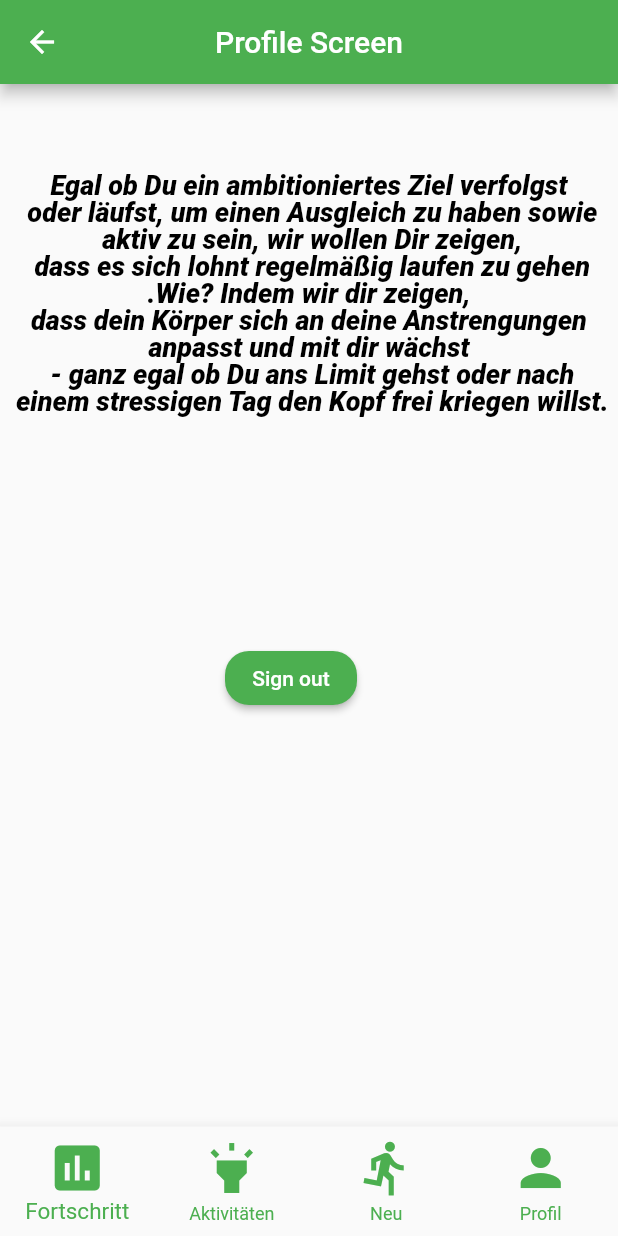
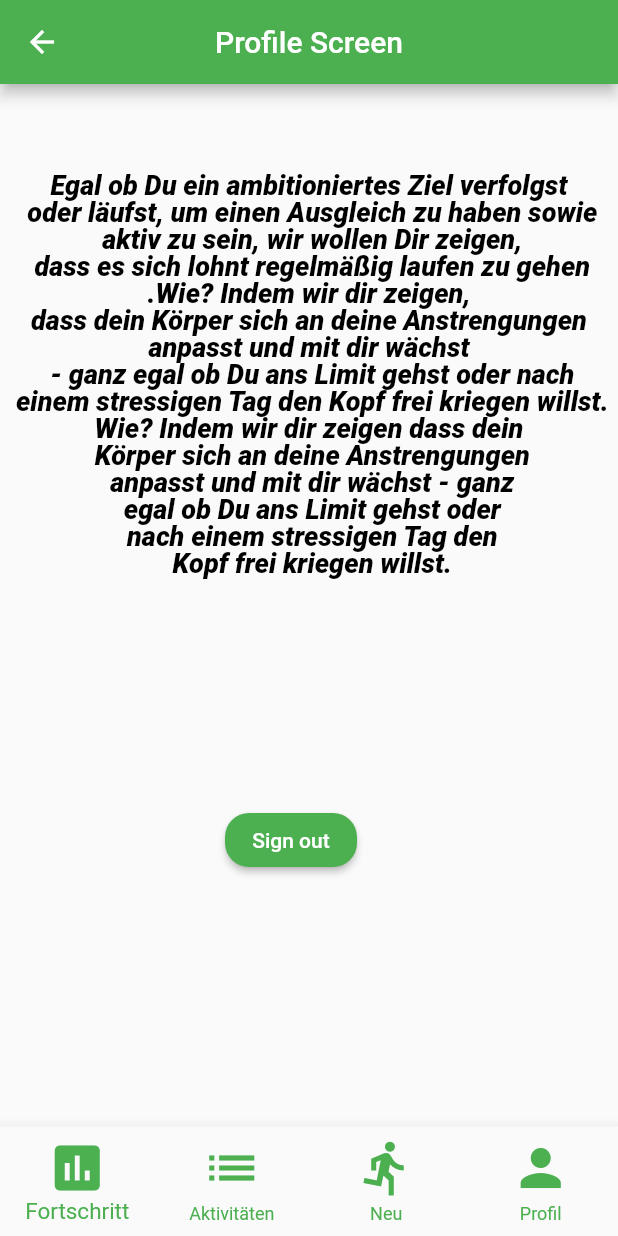
Before and after one commit to daniyalsajid/UBT, a Flutter app: the HomeScreen screen opened directly, swiped to page 4, on a phone screen of 412 x 824 dp. Run offline on Flutter 3.47's test engine with Material 2 defaults, Android fonts, the phone set to English and light mode, and no system bars; our stand-ins replace charts_flutter, date_field, firebase_auth, firebase_core, firebase_database, fluttertoast; missing offline and left inert: firebase_auth_web, firebase_core_web, flutter_picker; accounts and stored records are empty.

Commit message:
popups updated

```diff
--- a/lib/screens/home/home_screen.dart
+++ b/lib/screens/home/home_screen.dart
@@ -48,7 +48,7 @@ class _HomeScreenState extends State<HomeScreen> {
             title: Text('Fortschritt'),
           ),
           BottomNavigationBarItem(
-            icon: Icon(Icons.highlight),
+            icon: Icon(Icons.list),
             title: Text('Aktivitäten'),
           ),
           BottomNavigationBarItem(
--- a/lib/screens/profile_screen/profile_screen.dart
+++ b/lib/screens/profile_screen/profile_screen.dart
@@ -39,6 +39,17 @@ class _ProfileScreenState extends State<ProfileScreen> {
                         fontStyle: FontStyle.italic,
                         fontWeight: FontWeight.w800),
                   ),
+                  Text(
+                    'Wie? Indem wir dir zeigen dass dein\n Körper sich an deine Anstrengungen\n anpasst und mit dir wächst - ganz\n egal ob Du ans Limit gehst oder\n nach einem stressigen Tag den\n Kopf frei kriegen willst.',
+                    textAlign: TextAlign.center,
+                    // overflow: TextOverflow.ellipsis,
+                    style: TextStyle(
+                        height: 1,
+                        fontSize: 18,
+                        color: Colors.black,
+                        fontStyle: FontStyle.italic,
+                        fontWeight: FontWeight.w800),
+                  ),
                 ],
               ),
             ),
--- a/lib/screens/progress_screens/progress_chart.dart
+++ b/lib/screens/progress_screens/progress_chart.dart
@@ -55,7 +55,7 @@ class PointsLineChart extends StatelessWidget {
           ],
           defaultRenderer: new charts.LineRendererConfig(
             includePoints: true,
-            includeArea: true,
+            includeArea: false,
             includeLine: false,
             radiusPx: 6.0,
           ));
--- a/lib/screens/progress_screens/user_data.dart
+++ b/lib/screens/progress_screens/user_data.dart
@@ -297,7 +297,7 @@ class UserdataState extends State<Userdata> {
             // ),
             children: [
               Text(
-                'Egal ob Du ein ambitioniertes Ziel \n verfolgst oder läufst, um einen\n Ausgleich zu haben sowie \naktiv zu sein, wir wollen Dir zeigen,\n dass es sich lohnt regelmäßig laufen\n zu gehen.  ',
+                'Egal ob Du ein ambitioniertes \nZiel verfolgst oder läufst,\n um einen Ausgleich zu haben\n sowie aktiv zu sein,\n wir wollen Dir zeigen,\n dass es sich lohnt regelmäßig\n laufen zu gehen.',
                 textAlign: TextAlign.center,
                 overflow: TextOverflow.ellipsis,
                 style: TextStyle(
@@ -305,14 +305,14 @@ class UserdataState extends State<Userdata> {
                     // fontWeight: FontWeight.bold,
                     fontSize: 18),
               ),
-              // Text(
-              //   "Hast du kein konkretes Ziel\n eine bestimmte Zeit laufen zu wollen,\n aber eine Idee über eine persönliche\n virtuelle Marke (Distanz / Zeit), die Du ab und\n an herausfordern willst?",
-              //   textAlign: TextAlign.center,
-              //   style: TextStyle(
-              //       height: 1,
-              //       // fontWeight: FontWeight.bold,
-              //       fontSize: 18),
-              // ),
+              Text(
+                "Wie? Indem wir dir zeigen\ndass dein Körper sich an deine\n Anstrengungen anpasst und\n mit dir wächst - ganz egal ob\n Du ans Limit gehst oder nach\n einem stressigen Tag den\n Kopf frei kriegen willst.",
+                textAlign: TextAlign.center,
+                style: TextStyle(
+                    height: 1,
+                    // fontWeight: FontWeight.bold,
+                    fontSize: 18),
+              ),
             ]);
       },
     )) {
@@ -388,7 +388,7 @@ class UserdataState extends State<Userdata> {
             // ),
             children: [
               Text(
-                'Der Score ermöglicht es dir, Aktivitäten\n mit unterschiedlichen Distanzen und\n Geschwindigkeiten zu vergleichen\n und deine Entwicklung zu verfolgen\n. Oft ist es dir vielleicht gar nicht\n bewusst, welche Auswirkungen\n das regelmäßige Laufen\n gehen auf deinen Körper hat und\n welche großartigen Scores Du\n bereits erzielt hast.\n Ziel es nicht, in jeder Aktivität einen\n besseren Score zu erzielen.',
+                'Der Score ermöglicht es dir\nAktivitäten mit unterschiedlichen\n Distanzen und Geschwindigkeiten\n zu vergleichen\ und\n deine Entwicklung zu \nverfolgen. Oft ist es dir \nvielleicht gar nicht bewusst,\n welche Auswirkungen das regelmäßige\n Laufen gehen auf deinen Körper\n hat und welche großartigen Scores Du\n bereits erzielt hast.\n Ziel es nicht, in jeder Aktivität einen\n besseren Score zu erzielen.',
                 textAlign: TextAlign.center,
                 overflow: TextOverflow.ellipsis,
                 style: TextStyle(
@@ -397,7 +397,7 @@ class UserdataState extends State<Userdata> {
                     fontSize: 18),
               ),
               Text(
-                'Ganz wie im Spitzensport auch\n kannst Du nicht in jedem Training\n einen neuen Weltrekord aufstellen.\n Aber gelegentliche\n individuelle Spitzenleistungen\n (hohe Scores) zeigen dir, dass sich\n dein Körper mit dir entwickelt\n und langfristig zahlen sich deine\n Anstrengungen aus.',
+                'Ganz wie im Spitzensport auch\n kannst Du nicht in jedem Training\n einen neuen Weltrekord aufstellen.\n Aber gelegentliche\n individuelle Spitzenleistungen\n (hohe Scores) zeigen dir,\n dass sich dein Körper mit\n dir entwickelt\n und langfristig zahlen sich\n deine Anstrengungen aus.',
                 textAlign: TextAlign.center,
                 overflow: TextOverflow.ellipsis,
                 style: TextStyle(
@@ -560,9 +560,10 @@ class UserdataState extends State<Userdata> {
                         ),
                       ),
                       IconButton(
+                        alignment: Alignment.topRight,
                         icon: Icon(Icons.info_outline),
                         color: Colors.green,
-                        tooltip: 'More Info',
+                        tooltip: 'Graph Info',
                         onPressed: () {
                           openDialog3();
                         },
--- a/lib/screens/progress_screens/user_entry.dart
+++ b/lib/screens/progress_screens/user_entry.dart
@@ -155,7 +155,7 @@ class UserEntryState extends State<UserEntry> {
   Widget build(BuildContext context) {
     return Scaffold(
       appBar: AppBar(
-        title: Text('Deine Aktivitate aufnehmen'),
+        title: Text('Aktivität eintragen'),
         centerTitle: true,
         backgroundColor: Colors.green,
       ),
@@ -181,7 +181,7 @@ class UserEntryState extends State<UserEntry> {
                       ),
                       child: Text(
                         consumer.totalHourWithMinutes == null
-                            ? "SELECT Minutes ".toUpperCase()
+                            ? "Dauer auswählen ".toUpperCase()
                             : consumer.totalHourWithMinutes,
                         style: TextStyle(
                           fontSize: 14.0,
@@ -215,7 +215,7 @@ class UserEntryState extends State<UserEntry> {
               child: TextFormField(
                 keyboardType: TextInputType.number,
                 decoration: InputDecoration(
-                    labelText: 'Distanz',
+                    labelText: 'Distanz in Km(z.B. 5.45)',
                     fillColor: Colors.white,
                     focusedBorder: OutlineInputBorder(
                         borderSide:
--- a/lib/screens/progress_screens/week_progress.dart
+++ b/lib/screens/progress_screens/week_progress.dart
@@ -122,7 +122,7 @@ class _WeekprogressState extends State<Weekprogress> {
                   width: 20,
                 ),
                 Text(
-                  userdata['Distance'].toString().substring(0, 3),
+                  userdata['Distance'].toString().substring(0, 1),
                   style: TextStyle(
                       color: Colors.green[900],
                       fontSize: 18,
```
